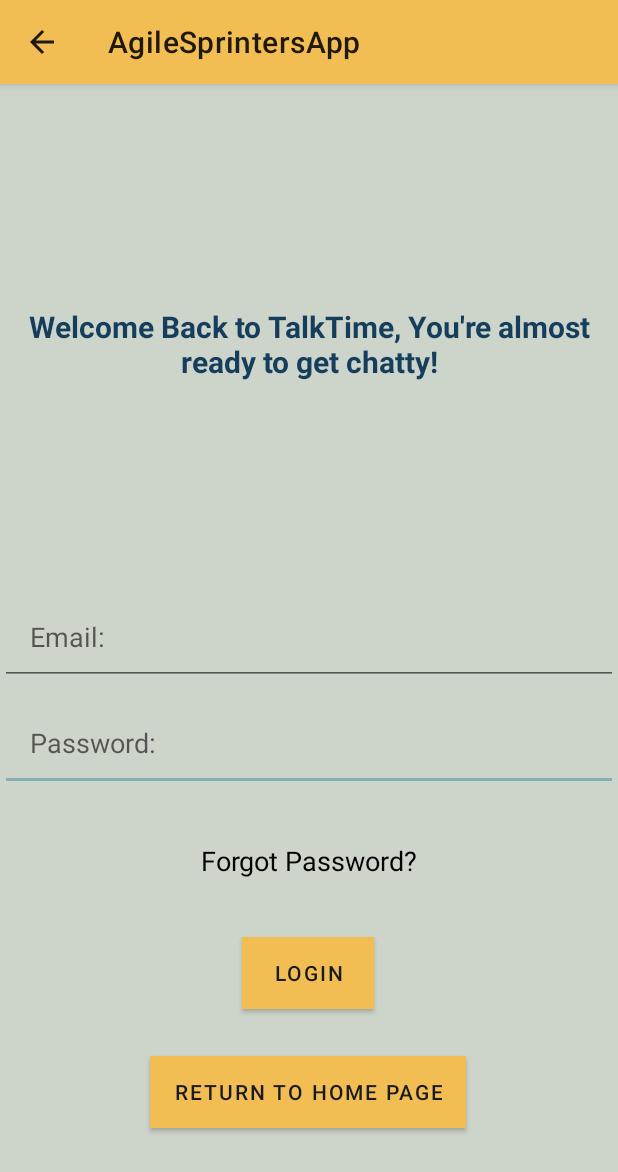
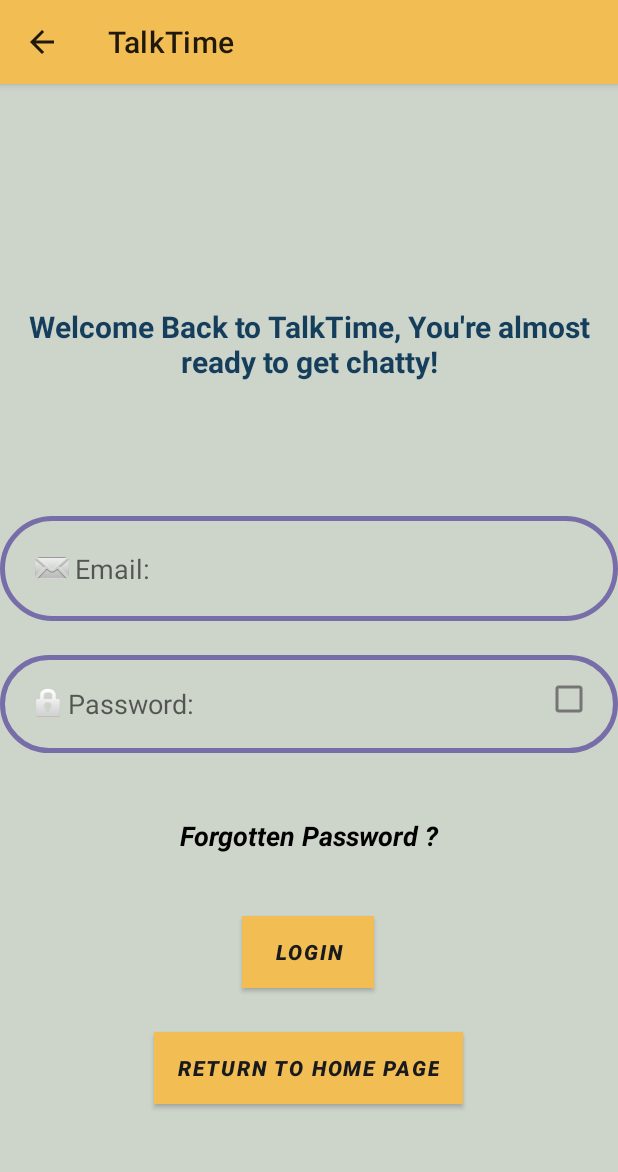
Before and after one commit to soniabullah1/COMS3009A-Agile-Sprinters, an Android app: the LoginActivity screen opened directly, with no data from a screen before it, on a phone screen of 412 x 824 dp. Shown: the top 1172 px of the screen. Run offline under Robolectric (Android 15) with nearby library versions, the phone set to English and light mode, and no system bars; our stand-ins replace Firebase (no records; nobody signed in at launch, a user with empty details on screens opened directly).

Commit message:
Small changes ...

```diff
--- a/app/src/main/java/com/example/agilesprintersapp/LoginActivity.java
+++ b/app/src/main/java/com/example/agilesprintersapp/LoginActivity.java
@@ -8,8 +8,12 @@ import androidx.appcompat.widget.Toolbar;
 import android.content.Intent;
 import android.os.Bundle;
 import android.text.TextUtils;
+import android.text.method.HideReturnsTransformationMethod;
+import android.text.method.PasswordTransformationMethod;
 import android.view.View;
 import android.widget.Button;
+import android.widget.CheckBox;
+import android.widget.CompoundButton;
 import android.widget.EditText;
 import android.widget.TextView;
 import android.widget.Toast;
@@ -31,12 +35,12 @@ public class LoginActivity extends AppCompatActivity {
     Button btn_Return;
     TextView btn_Forgot;
     FirebaseAuth auth;
+    CheckBox showPassword;
 
     @Override
     protected void onCreate(Bundle savedInstanceState) {
         super.onCreate(savedInstanceState);
         setContentView(R.layout.activity_login);
-
 
         auth = FirebaseAuth.getInstance();
 
@@ -45,6 +49,21 @@ public class LoginActivity extends AppCompatActivity {
         btn_Login = findViewById(R.id.btn_Login);
         btn_Return = findViewById(R.id.btn_Return);
         btn_Forgot = findViewById(R.id.ForgotPasswordView);
+        showPassword = findViewById(R.id.checkBox2);
+
+        showPassword.setOnCheckedChangeListener(new CompoundButton.OnCheckedChangeListener() {
+            @Override
+            public void onCheckedChanged(CompoundButton buttonView, boolean isChecked) {
+                if (isChecked) {
+                    // Show Password
+                    password.setTransformationMethod(HideReturnsTransformationMethod.getInstance());
+                }
+                else {
+                    // Hide Password
+                    password.setTransformationMethod(PasswordTransformationMethod.getInstance());
+                }
+            }
+        });
 
         btn_Login.setOnClickListener(new View.OnClickListener() {
             @Override
--- a/app/src/main/res/drawable/image_rounded_corner.xml
+++ b/app/src/main/res/drawable/image_rounded_corner.xml
@@ -1,6 +1,6 @@
 <?xml version="1.0" encoding="UTF-8" ?>
 <shape xmlns:android="http://schemas.android.com/apk/res/android">
-    <solid android:color="#00ffff" />
+    <solid android:color="@color/LightGrey" />
     <stroke android:width="3dp" android:color="#776da8" />
     <corners android:bottomRightRadius="700dp" android:bottomLeftRadius="700dp" android:topLeftRadius="700dp" android:topRightRadius="700dp" />
     <padding android:left="20dp" android:top="20dp" android:right="20dp" android:bottom="20dp" />
--- a/app/src/main/res/layout/activity_login.xml
+++ b/app/src/main/res/layout/activity_login.xml
@@ -15,13 +15,15 @@
         android:layout_height="wrap_content"
         android:background="@color/Yellow"
         android:text="Return to home page"
+        android:textAlignment="center"
         android:textColor="@color/DarkBlue"
+        android:textStyle="bold|italic"
         app:layout_constraintBottom_toBottomOf="parent"
         app:layout_constraintEnd_toEndOf="parent"
         app:layout_constraintHorizontal_bias="0.497"
         app:layout_constraintStart_toStartOf="parent"
         app:layout_constraintTop_toTopOf="parent"
-        app:layout_constraintVertical_bias="0.9" />
+        app:layout_constraintVertical_bias="0.878" />
 
     <TextView
         android:id="@+id/textView3"
@@ -40,34 +42,38 @@
         app:layout_constraintTop_toTopOf="parent"
         app:layout_constraintVertical_bias="0.206" />
 
+
     <EditText
         android:id="@+id/password"
         android:layout_width="match_parent"
         android:layout_height="wrap_content"
-        android:padding="20dp"
+        android:background="@drawable/image_rounded_corner"
+        android:drawableLeft="@android:drawable/ic_lock_idle_lock"
         android:hint="Password:"
         android:inputType="textPassword"
+        android:padding="20dp"
         app:layout_constraintBottom_toBottomOf="parent"
         app:layout_constraintEnd_toEndOf="parent"
-        app:layout_constraintHorizontal_bias="0.92"
+        app:layout_constraintHorizontal_bias="0.0"
         app:layout_constraintStart_toStartOf="parent"
         app:layout_constraintTop_toTopOf="parent"
-        app:layout_constraintVertical_bias="0.578" />
+        app:layout_constraintVertical_bias="0.542" />
 
     <EditText
         android:id="@+id/email"
         android:layout_width="match_parent"
         android:layout_height="wrap_content"
+        android:background="@drawable/image_rounded_corner"
+        android:drawableLeft="@android:drawable/sym_action_email"
         android:hint="Email:"
         android:inputType="textEmailAddress"
         android:padding="20dp"
         app:layout_constraintBottom_toBottomOf="parent"
         app:layout_constraintEnd_toEndOf="parent"
-        app:layout_constraintHorizontal_bias="0.92"
+        app:layout_constraintHorizontal_bias="0.0"
         app:layout_constraintStart_toStartOf="parent"
         app:layout_constraintTop_toTopOf="parent"
-        app:layout_constraintVertical_bias="0.478" />
-
+        app:layout_constraintVertical_bias="0.413" />
 
     <Button
         android:id="@+id/btn_Login"
@@ -75,25 +81,41 @@
         android:layout_height="wrap_content"
         android:background="@color/Yellow"
         android:text="Login"
+        android:textAlignment="center"
         android:textColor="@color/DarkBlue"
+        android:textStyle="bold|italic"
         app:layout_constraintBottom_toBottomOf="parent"
         app:layout_constraintEnd_toEndOf="parent"
         app:layout_constraintHorizontal_bias="0.498"
         app:layout_constraintStart_toStartOf="parent"
         app:layout_constraintTop_toTopOf="parent"
-        app:layout_constraintVertical_bias="0.79" />
+        app:layout_constraintVertical_bias="0.77" />
 
     <TextView
         android:id="@+id/ForgotPasswordView"
         android:layout_width="wrap_content"
         android:layout_height="wrap_content"
-        android:text="Forgot Password?"
+        android:text="Forgotten Password ?"
+        android:textAlignment="center"
         android:textColor="#000000"
         android:textSize="18sp"
+        android:textStyle="bold|italic"
         app:layout_constraintBottom_toBottomOf="parent"
         app:layout_constraintEnd_toEndOf="parent"
         app:layout_constraintStart_toStartOf="parent"
         app:layout_constraintTop_toTopOf="parent"
-        app:layout_constraintVertical_bias="0.68" />
+        app:layout_constraintVertical_bias="0.657" />
+
+    <CheckBox
+        android:id="@+id/checkBox2"
+        android:layout_width="33dp"
+        android:layout_height="47dp"
+        android:hint="Show Password"
+        app:layout_constraintBottom_toBottomOf="parent"
+        app:layout_constraintEnd_toEndOf="@+id/password"
+        app:layout_constraintHorizontal_bias="0.957"
+        app:layout_constraintStart_toStartOf="@+id/password"
+        app:layout_constraintTop_toBottomOf="@+id/email"
+        app:layout_constraintVertical_bias="0.079" />
 
 </androidx.constraintlayout.widget.ConstraintLayout>
--- a/app/src/main/res/layout/fragment_chats.xml
+++ b/app/src/main/res/layout/fragment_chats.xml
@@ -13,6 +13,8 @@
         android:layout_width="match_parent"
         android:layout_height="wrap_content"
         android:layout_above="@id/recycler_view2"
+        android:background="@drawable/image_rounded_corner"
+        android:drawableLeft="@android:drawable/ic_menu_search"
         android:hint="Search..."
         android:padding="15dp"
         android:textColor="@color/black"
@@ -37,7 +39,8 @@
         android:layout_alignRight="@id/recycler_view2"
         android:layout_alignParentBottom="true"
         android:layout_marginTop="1dp"
-        android:layout_marginBottom="100dp"
+        android:layout_marginRight="15dp"
+        android:layout_marginBottom="102dp"
         android:clickable="true"
         android:src="@drawable/chat_icon" />
 
--- a/app/src/main/res/layout/fragment_story.xml
+++ b/app/src/main/res/layout/fragment_story.xml
@@ -22,13 +22,14 @@
             android:id="@+id/profile_image"
             android:layout_width="50dp"
             android:layout_height="50dp"
+            android:layout_marginLeft="10dp"
             android:src="@mipmap/ic_launcher" />
 
         <TextView
             android:id="@+id/myStory"
             android:layout_width="wrap_content"
             android:layout_height="wrap_content"
-            android:layout_marginLeft="-1dp"
+            android:layout_marginLeft="10dp"
             android:layout_marginBottom="2dp"
             android:layout_toRightOf="@id/profile_image"
             android:padding="5dp"
@@ -69,7 +70,8 @@
         android:layout_alignRight="@id/stories"
         android:layout_alignParentBottom="true"
         android:layout_marginTop="1dp"
-        android:layout_marginBottom="100dp"
+        android:layout_marginRight="15dp"
+        android:layout_marginBottom="102dp"
         android:clickable="true"
         android:src="@drawable/ic_picture" />
 
--- a/app/src/main/res/values/strings.xml
+++ b/app/src/main/res/values/strings.xml
@@ -1,5 +1,5 @@
 <resources>
-    <string name="app_name">AgileSprintersApp</string>
+    <string name="app_name">TalkTime </string>
 
     <string name="write_a_message">Write a message</string>
     <!-- TODO: Remove or change this placeholder text -->
```
Also changed, not shown: app/src/main/res/layout/activity_landing.xml (+6 -3 lines).
